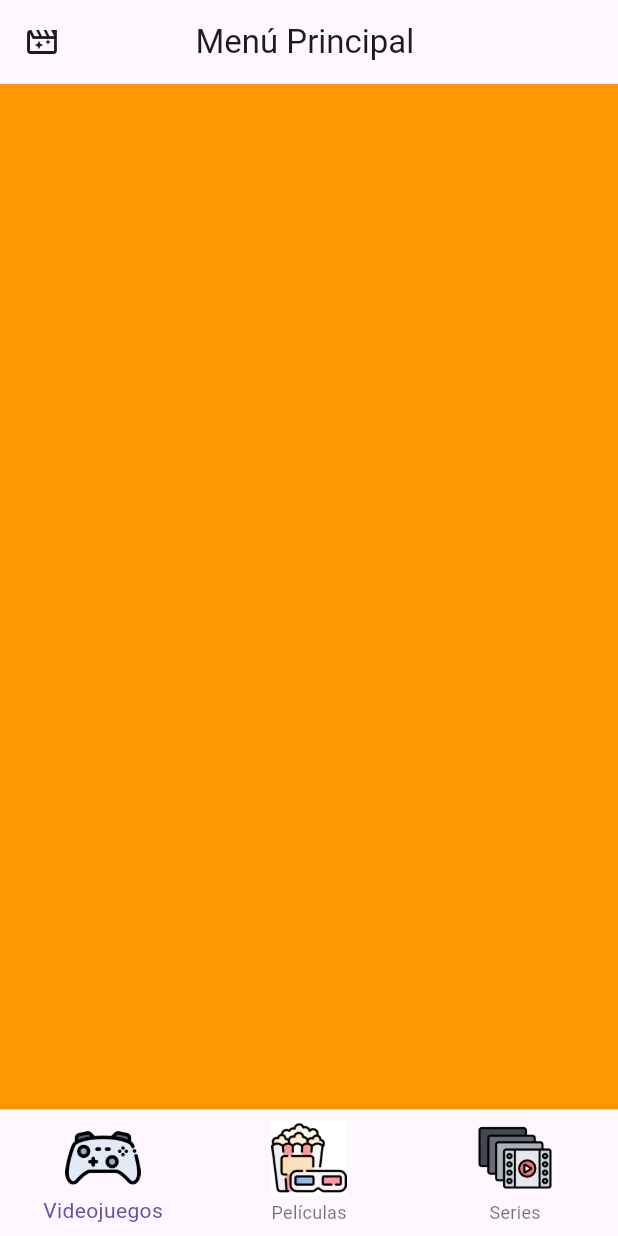
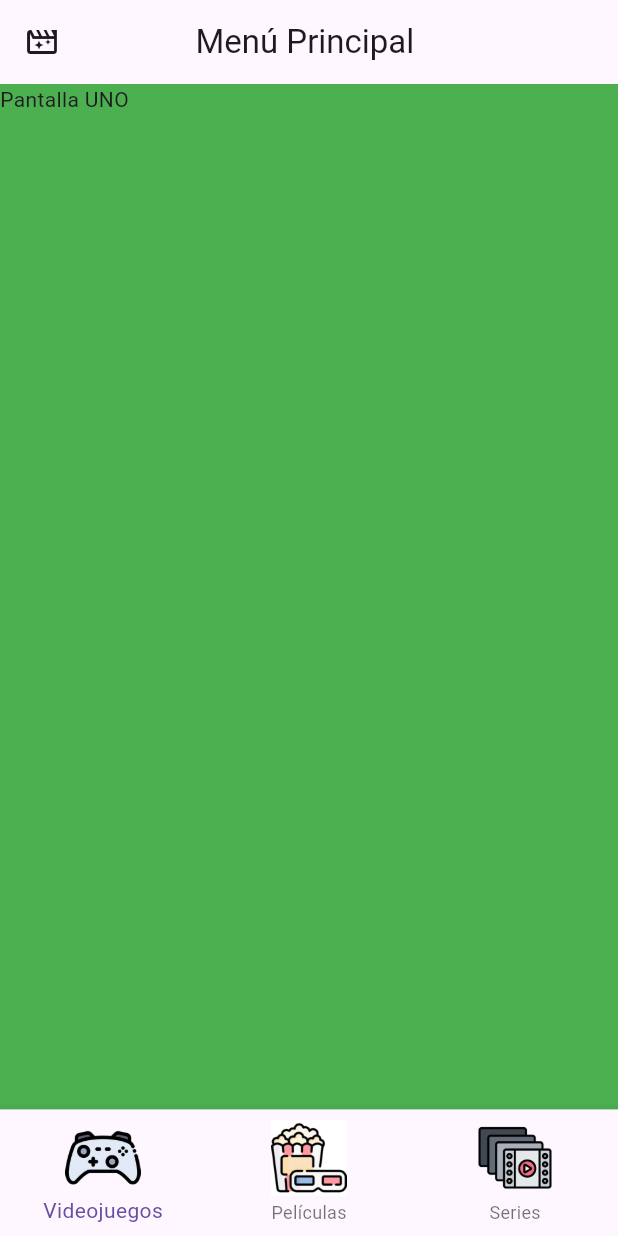
Before and after one commit to blackBuzo2601/Mix-Flutter-Buzo, a Flutter app: the screen it shows after launch, on a phone screen of 412 x 824 dp. Run offline on Flutter 3.47's test engine with Material 3 defaults, Android fonts, the phone set to English and light mode, and no system bars.

Commit message:
Creado provider para indice principal, creadas pantallas

```diff
--- a/lib/screens/home_page.dart
+++ b/lib/screens/home_page.dart
@@ -1,4 +1,5 @@
 import 'package:flutter/material.dart';
+import 'package:provider_mix/screens/pantalla_uno.dart';
 import 'package:provider_mix/widgets/custom_bottom_nav_bar.dart';
 
 class HomePage extends StatelessWidget {
@@ -12,11 +13,7 @@ class HomePage extends StatelessWidget {
         title: Text("Menú Principal "),
         centerTitle: true,
       ),
-      body: Container(
-        width: double.infinity,
-        height: double.infinity,
-        color: Colors.orange,
-      ),
+      body: PantallaUno(),
       bottomNavigationBar: CustomBottomNavBar(),
     );
   }
--- /dev/null
+++ b/lib/screens/pantalla_uno.dart
@@ -0,0 +1,15 @@
+import 'package:flutter/material.dart';
+
+class PantallaUno extends StatelessWidget {
+  const PantallaUno({super.key});
+
+  @override
+  Widget build(BuildContext context) {
+    return Container(
+      width: double.infinity,
+      height: double.infinity,
+      color: Colors.green,
+      child: Text("Pantalla UNO"),
+    );
+  }
+}
```
Also changed, not shown: lib/providers/indice_principal_provider.dart (added, +11 -0 lines), lib/screens/pantalla_dos.dart (added, +15 -0 lines), lib/screens/pantalla_tres.dart (added, +15 -0 lines).
